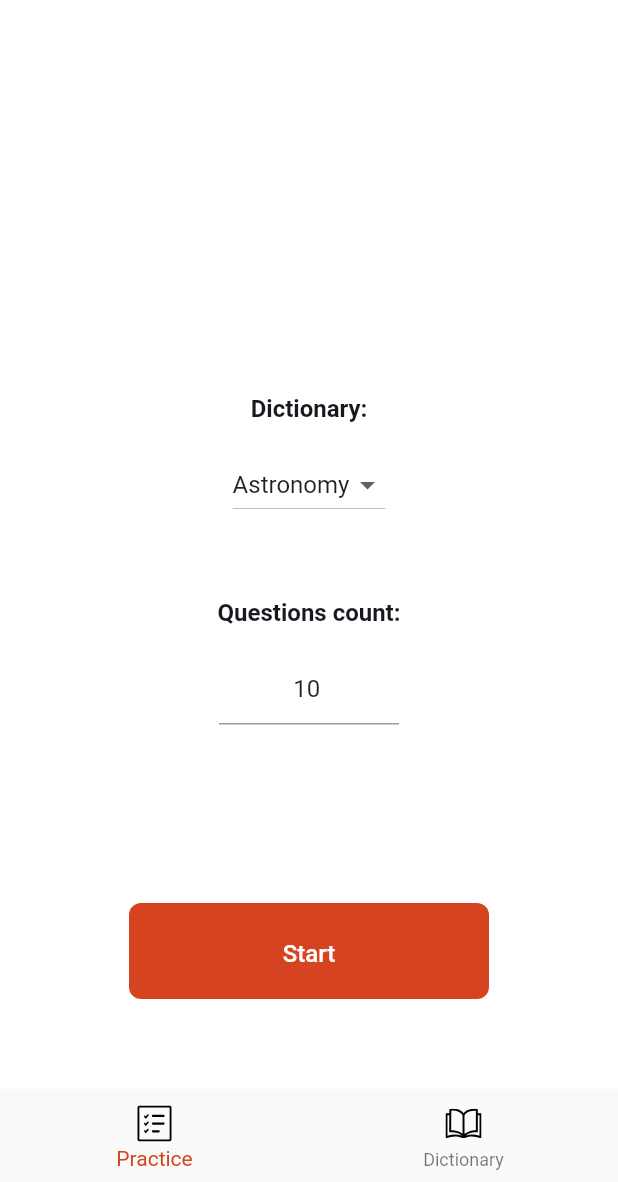
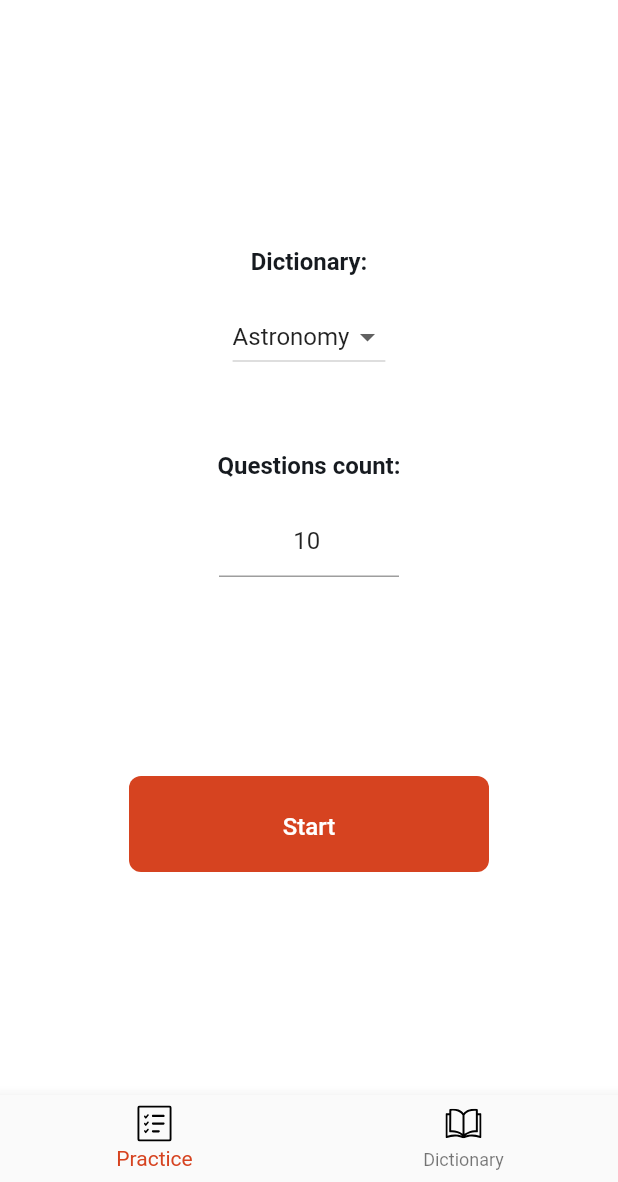
Before and after one commit to Krushiler/test_base_flutter, a Flutter app: the screen it shows after launch, on a phone screen of 412 x 824 dp, the part 54-1236 px from its top. Run offline on Flutter 3.47's test engine with Material 2 defaults, Android fonts, the phone set to English and light mode, and no system bars; our stand-ins replace dartz, flutter_bloc, flutter_svg, go_router, pull_to_refresh, shared_preferences; Roboto replaces fonts that are missing (Archivo).

Commit message:
Fix prepare_game_screen layout

```diff
--- a/lib/features/game/prepare/representation/prepare_game_screen.dart
+++ b/lib/features/game/prepare/representation/prepare_game_screen.dart
@@ -58,13 +58,10 @@ class _PrepareGameScreenState extends State<PrepareGameScreen> {
       },
       builder: (context, state) {
         return Center(
-          child: Stack(
-            alignment: Alignment.center,
-            children: [
-              Column(
-                mainAxisAlignment: MainAxisAlignment.center,
+          child: Column(
             crossAxisAlignment: CrossAxisAlignment.center,
             children: [
+              const Spacer(),
               Text('Dictionary:', style: Theme.of(context).textTheme.h3?.bold,),
               Gap.md,
               DropdownButton<Dictionary>(
@@ -96,12 +93,7 @@ class _PrepareGameScreenState extends State<PrepareGameScreen> {
                   },
                 ),
               ),
-                ],
-              ),
-              Column(
-                mainAxisAlignment: MainAxisAlignment.end,
-                crossAxisAlignment: CrossAxisAlignment.center,
-                children: [
+              const Spacer(),
               SizedBox(
                 width: 240,
                 child: ElevatedButton(
@@ -122,9 +114,7 @@ class _PrepareGameScreenState extends State<PrepareGameScreen> {
                   child: const Text('Start'),
                 ),
               ),
-                  Gap.xxl,
-                ],
-              )
+              const Spacer(),
             ],
           ),
         );
```
Lines whose indentation alone changed are shown as unchanged.
